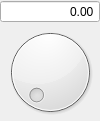
Above: widgets/QRotaryEncoderSpinBox.ui from davidgrier/QInstrument before the change. Below: the same form after it.
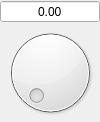
That is the form after the change. Custom widgets are drawn as their Qt base class.

```diff
--- a/widgets/QRotaryEncoderSpinBox.ui
+++ b/widgets/QRotaryEncoderSpinBox.ui
@@ -7,7 +7,7 @@
     <x>0</x>
     <y>0</y>
     <width>100</width>
-    <height>121</height>
+    <height>122</height>
    </rect>
   </property>
   <property name="windowTitle">
@@ -96,7 +96,7 @@
       </palette>
      </property>
      <property name="alignment">
-      <set>Qt::AlignRight|Qt::AlignTrailing|Qt::AlignVCenter</set>
+      <set>Qt::AlignCenter</set>
      </property>
      <property name="buttonSymbols">
       <enum>QAbstractSpinBox::NoButtons</enum>
```
